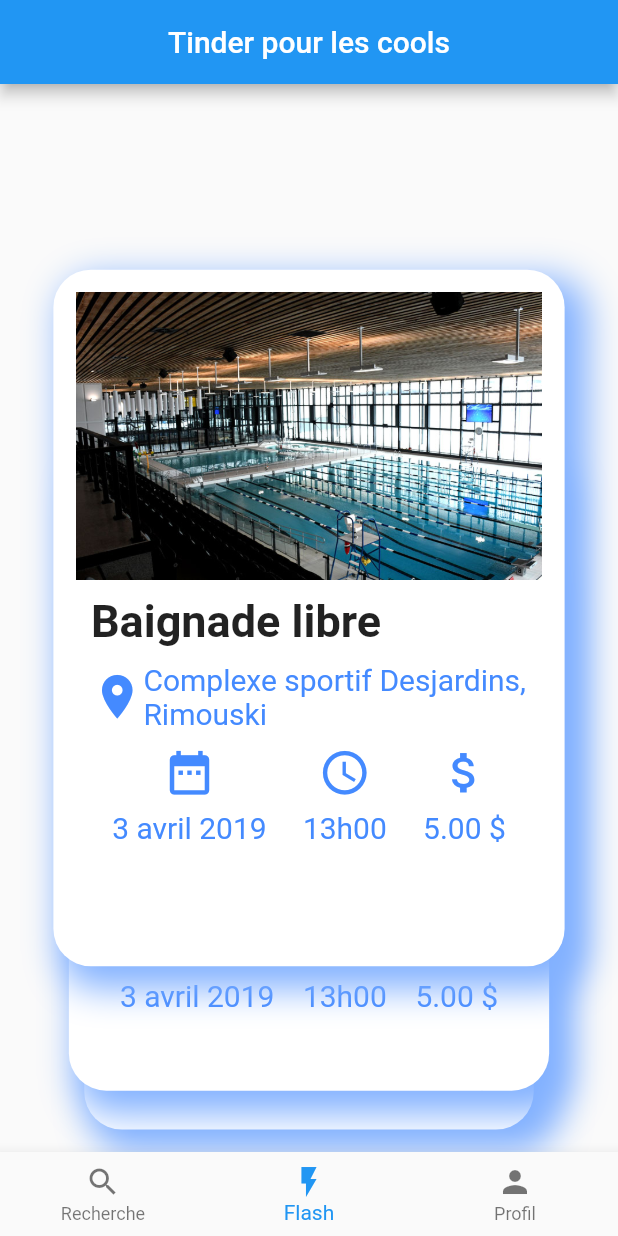
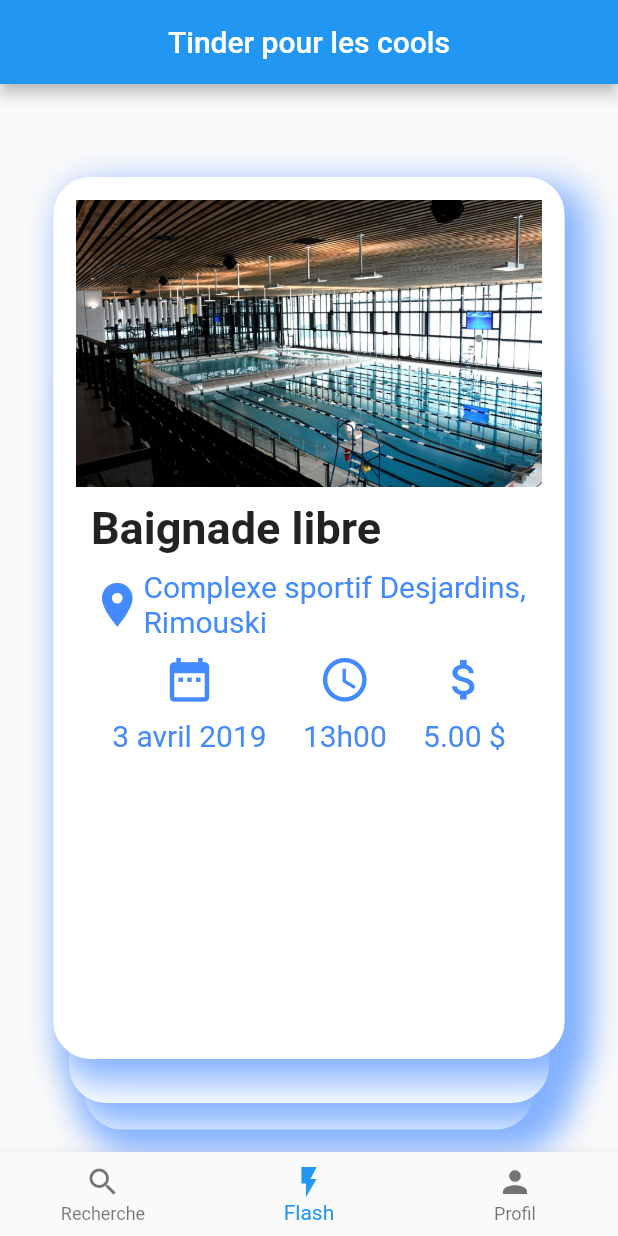
Before and after one commit to Sirmyself/Hack2019, a Flutter app: the screen it shows after launch, item 2 of the bottom bar chosen, on a phone screen of 412 x 824 dp. Run offline on Flutter 3.47's test engine with Material 2 defaults, Android fonts, the phone set to English and light mode, and no system bars.

```diff
--- a/hello_world/lib/flashCards_section_alignment.dart
+++ b/hello_world/lib/flashCards_section_alignment.dart
@@ -9,9 +9,9 @@ class CardsSectionAlignment extends StatefulWidget
 {
   CardsSectionAlignment(BuildContext context)
   {
-    cardsSize[0] = new Size(MediaQuery.of(context).size.width * 0.9, MediaQuery.of(context).size.height * 0.6);
-    cardsSize[1] = new Size(MediaQuery.of(context).size.width * 0.85, MediaQuery.of(context).size.height * 0.55);
-    cardsSize[2] = new Size(MediaQuery.of(context).size.width * 0.8, MediaQuery.of(context).size.height * 0.5);
+    cardsSize[0] = new Size(MediaQuery.of(context).size.width * 0.9, MediaQuery.of(context).size.height * 0.75);
+    cardsSize[1] = new Size(MediaQuery.of(context).size.width * 0.85, MediaQuery.of(context).size.height * 0.65);
+    cardsSize[2] = new Size(MediaQuery.of(context).size.width * 0.8, MediaQuery.of(context).size.height * 0.6);
   }
 
   @override
```
